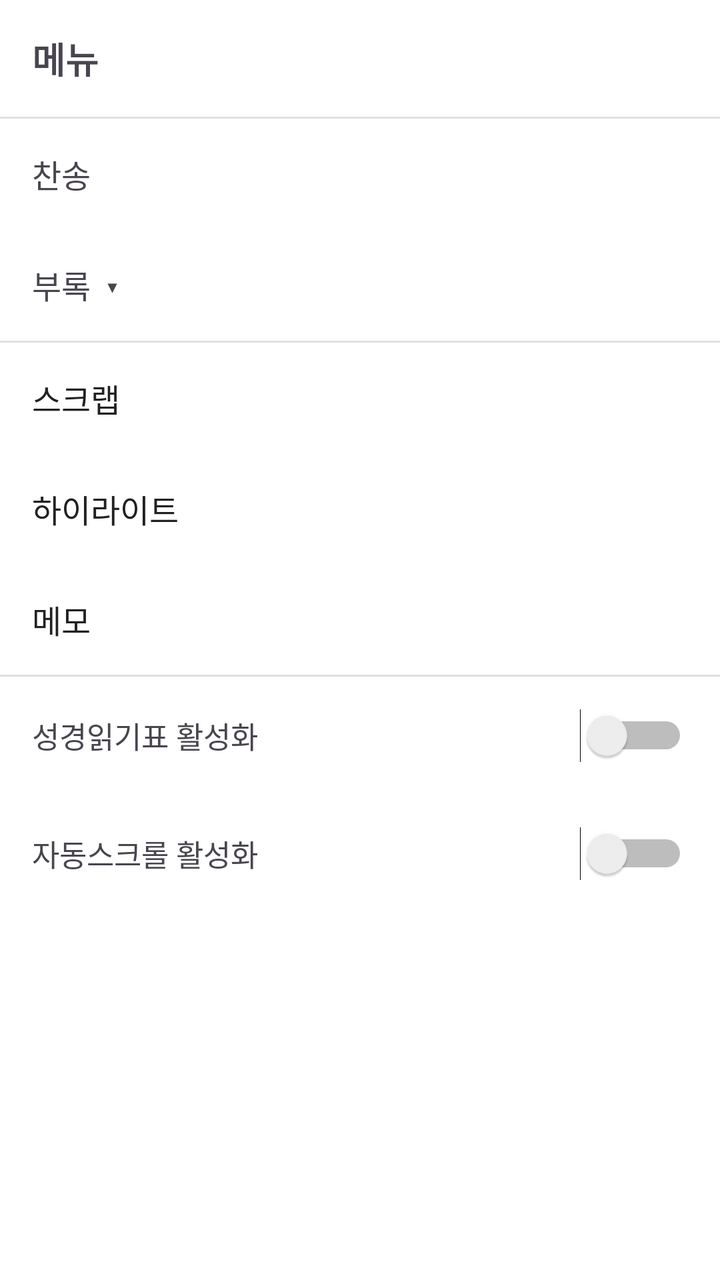
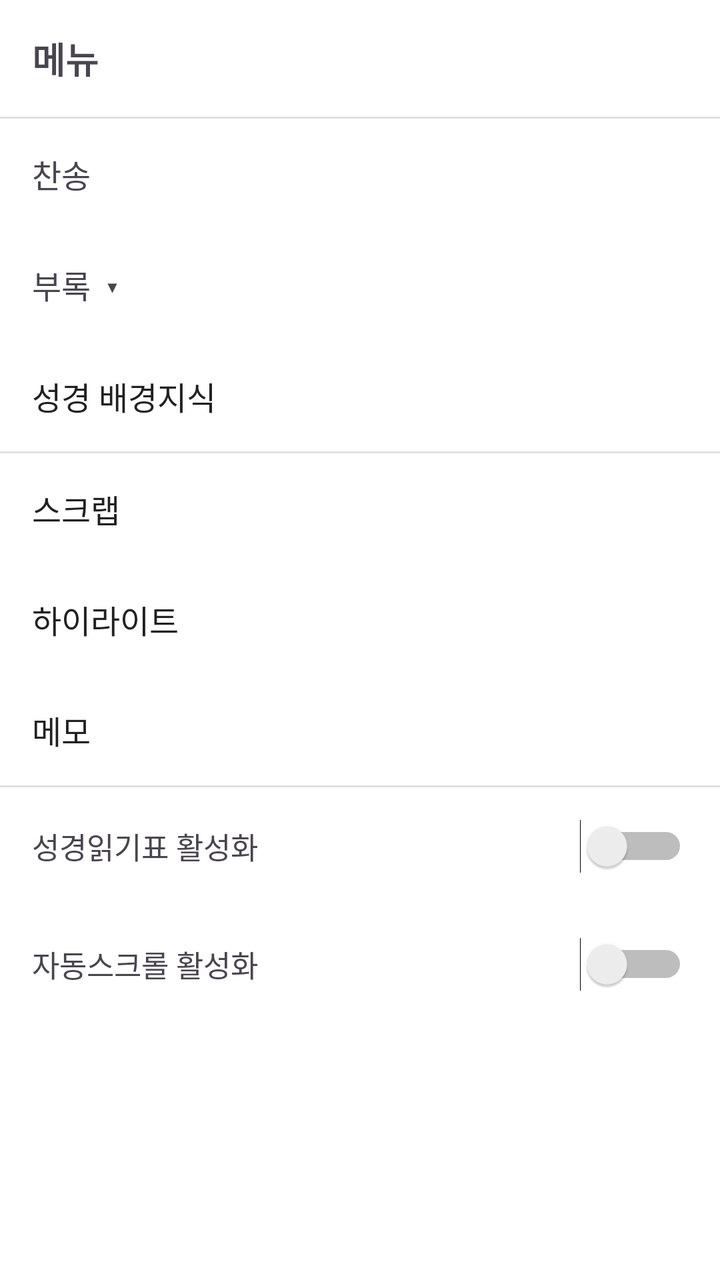

Screens rendered from an Android XML layout before and after an edit, with the pre-edit source and the edit as a unified diff.
<!-- AndroidManifest.xml: application theme Theme.BNOTE -->
<!-- res/layout/panel_bible_menu.xml -->
<?xml version="1.0" encoding="utf-8"?>
<FrameLayout xmlns:android="http://schemas.android.com/apk/res/android"
    android:layout_width="280dp"
    android:layout_height="match_parent">

    <LinearLayout
        android:id="@+id/panel"
        android:layout_width="match_parent"
        android:layout_height="match_parent"
        android:orientation="vertical"
        android:background="@color/surface_background"
        android:elevation="8dp">

        <TextView
            android:layout_width="match_parent"
            android:layout_height="wrap_content"
            android:padding="16dp"
            android:text="메뉴"
            android:textSize="18sp"
            android:textStyle="bold" />

        <View
            android:layout_width="match_parent"
            android:layout_height="1dp"
            android:background="@color/divider_light" />

        <ScrollView
            android:layout_width="match_parent"
            android:layout_height="0dp"
            android:layout_weight="1">

            <LinearLayout
                android:layout_width="match_parent"
                android:layout_height="wrap_content"
                android:orientation="vertical">

                <TextView
                    android:id="@+id/menu_hymn"
                    android:layout_width="match_parent"
                    android:layout_height="wrap_content"
                    android:padding="16dp"
                    android:text="찬송"
                    android:textSize="16sp"
                    android:background="?attr/selectableItemBackground"
                    android:clickable="true"
                    android:focusable="true" />

                <TextView
                    android:id="@+id/menu_appendix"
                    android:layout_width="match_parent"
                    android:layout_height="wrap_content"
                    android:padding="16dp"
                    android:text="부록  ▾"
                    android:textSize="16sp"
                    android:background="?attr/selectableItemBackground"
                    android:clickable="true"
                    android:focusable="true" />

                <LinearLayout
                    android:id="@+id/container_appendix_list"
                    android:layout_width="match_parent"
                    android:layout_height="wrap_content"
                    android:orientation="vertical"
                    android:background="@color/input_background"
                    android:visibility="gone" />

                <View
                    android:layout_width="match_parent"
                    android:layout_height="1dp"
                    android:background="@color/divider_light" />

                <TextView
                    android:id="@+id/menu_scrap"
                    android:layout_width="match_parent"
                    android:layout_height="wrap_content"
                    android:padding="16dp"
                    android:text="스크랩"
                    android:textSize="16sp"
                    android:textColor="@color/text_primary"
                    android:background="?attr/selectableItemBackground"
                    android:clickable="true"
                    android:focusable="true" />

                <TextView
                    android:id="@+id/menu_highlight"
                    android:layout_width="match_parent"
                    android:layout_height="wrap_content"
                    android:padding="16dp"
                    android:text="하이라이트"
                    android:textSize="16sp"
                    android:textColor="@color/text_primary"
                    android:background="?attr/selectableItemBackground"
                    android:clickable="true"
                    android:focusable="true" />

                <TextView
                    android:id="@+id/menu_memo"
                    android:layout_width="match_parent"
                    android:layout_height="wrap_content"
                    android:padding="16dp"
                    android:text="메모"
                    android:textSize="16sp"
                    android:textColor="@color/text_primary"
                    android:background="?attr/selectableItemBackground"
                    android:clickable="true"
                    android:focusable="true" />

                <View
                    android:layout_width="match_parent"
                    android:layout_height="1dp"
                    android:background="@color/divider_light" />

                <LinearLayout
                    android:layout_width="match_parent"
                    android:layout_height="wrap_content"
                    android:orientation="horizontal"
                    android:gravity="center_vertical"
                    android:padding="16dp">

                    <TextView
                        android:layout_width="0dp"
                        android:layout_height="wrap_content"
                        android:layout_weight="1"
                        android:text="성경읽기표 활성화"
                        android:textSize="15sp" />

                    <Switch
                        android:id="@+id/switch_reading_plan"
                        android:layout_width="wrap_content"
                        android:layout_height="wrap_content" />
                </LinearLayout>

                <LinearLayout
                    android:layout_width="match_parent"
                    android:layout_height="wrap_content"
                    android:orientation="horizontal"
                    android:gravity="center_vertical"
                    android:padding="16dp">

                    <TextView
                        android:layout_width="0dp"
                        android:layout_height="wrap_content"
                        android:layout_weight="1"
                        android:text="자동스크롤 활성화"
                        android:textSize="15sp" />

                    <Switch
                        android:id="@+id/switch_auto_scroll"
                        android:layout_width="wrap_content"
                        android:layout_height="wrap_content" />
                </LinearLayout>
            </LinearLayout>
        </ScrollView>
    </LinearLayout>
</FrameLayout>
<!-- resources referenced by this layout -->
<resources>
  <color name="divider_light">#E0E0E0</color>
  <color name="input_background">#F5F5F5</color>
  <color name="surface_background">#FFFFFF</color>
  <color name="text_primary">#212121</color>
  <style name="Theme.BNOTE" parent="Base.Theme.BNOTE" />
  <style name="Base.Theme.BNOTE" parent="Theme.Material3.DayNight.NoActionBar">
          <item name="colorPrimary">@color/brown_primary</item>
          <item name="colorPrimaryDark">@color/brown_primary_dark</item>
          <item name="android:statusBarColor">@color/brown_primary_dark</item>
          <item name="android:windowLightStatusBar">false</item>
          <item name="android:windowBackground">@color/surface_background</item>
      </style>
  <color name="brown_primary">#795548</color>
  <color name="brown_primary_dark">#5D4037</color>
</resources>

<!-- the commit's change to res/layout/panel_bible_menu.xml (unified diff, before → after) -->
@@ -63,6 +63,18 @@
                     android:orientation="vertical"
                     android:background="@color/input_background"
                     android:visibility="gone" />
+
+                <TextView
+                    android:id="@+id/menu_bible_knowledge"
+                    android:layout_width="match_parent"
+                    android:layout_height="wrap_content"
+                    android:padding="16dp"
+                    android:text="성경 배경지식"
+                    android:textSize="16sp"
+                    android:textColor="@color/text_primary"
+                    android:background="?attr/selectableItemBackground"
+                    android:clickable="true"
+                    android:focusable="true" />
 
                 <View
                     android:layout_width="match_parent"
